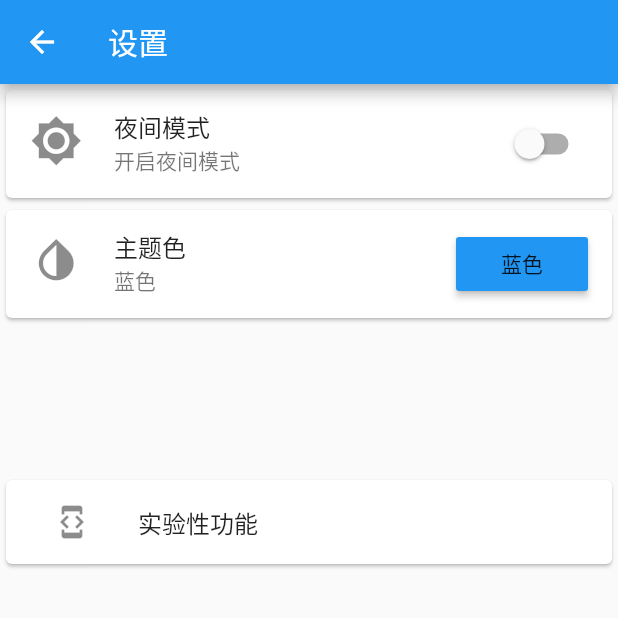
After one commit to laiiihz/firenote, a Flutter app: the SettingsPage screen opened directly, on a phone screen of 412 x 824 dp, the top half of it. The commit adds this screen. Run offline on Flutter 3.47's test engine with Material 2 defaults, Android fonts, the phone set to English and light mode, and no system bars.

Commit message:
add animation on floating button add menu pages

```diff
--- /dev/null
+++ b/lib/menu/Settings.dart
@@ -0,0 +1,74 @@
+import 'package:flutter/material.dart';
+import 'package:scoped_model/scoped_model.dart';
+import 'package:firenote/model/appModel.dart';
+import 'package:firenote/menu/SettingsColor.dart';
+import 'DeveloperMode.dart';
+class SettingsPage extends StatefulWidget {
+  @override
+  State<StatefulWidget> createState() => _SettingsState();
+}
+
+class _SettingsState extends State<SettingsPage> {
+  @override
+  Widget build(BuildContext context) {
+    // TODO: implement build
+    return ScopedModelDescendant<AppModel>(
+      builder: (context, child, model) {
+        return Scaffold(
+          appBar: AppBar(
+            title: Text('设置'),
+          ),
+          body: ListView(
+            children: <Widget>[
+              Card(
+                child: ListTile(
+                  leading: Icon(
+                    model.isDarkModeOn
+                        ? Icons.brightness_3
+                        : Icons.brightness_7,
+                    size: 35,
+                  ),
+                  title: Text('夜间模式'),
+                  subtitle:
+                      model.isDarkModeOn ? Text('关闭夜间模式') : Text('开启夜间模式'),
+                  trailing: Switch(
+                      value: model.isDarkModeOn,
+                      onChanged: (value) {
+                        model.setDarkMode(value);
+                      }),
+                ),
+              ),
+              Card(
+                child: ListTile(
+                  leading: Icon(
+                    Icons.invert_colors,
+                    size: 35,
+                  ),
+                  title: Text('主题色'),
+                  subtitle: model.isDarkModeOn ? Text('不可用') : Text(model.colorName),
+                  trailing: MaterialButton(
+                    onPressed: model.isDarkModeOn ? null : () {
+                      Navigator.push(context, new MaterialPageRoute(builder: (context)=>new SettingsColorPage()));
+                    },
+                    child: Text(model.colorName),
+                    color: model.primaryColor,
+                  ),
+                ),
+              ),
+              SizedBox(height: 100,),
+              Card(child: MaterialButton(
+                child: ListTile(
+                  leading: Icon(Icons.developer_mode),
+                  title: Text('实验性功能'),
+                ),
+                onPressed: () {
+                  Navigator.push(context, new MaterialPageRoute(builder: (context)=>new DeveloperModePage()));
+                },
+              ),),
+            ],
+          ),
+        );
+      },
+    );
+  }
+}
--- /dev/null
+++ b/lib/menu/SettingsColor.dart
@@ -0,0 +1,63 @@
+import 'package:flutter/material.dart';
+import 'package:scoped_model/scoped_model.dart';
+import 'package:firenote/model/appModel.dart';
+
+class SettingsColorPage extends StatefulWidget {
+  @override
+  State<StatefulWidget> createState() => _SettingsColorState();
+}
+
+class _SettingsColorState extends State<SettingsColorPage> {
+  @override
+  Widget build(BuildContext context) {
+    return ScopedModelDescendant<AppModel>(
+      builder: (context, child, model) {
+        return Scaffold(
+          appBar: AppBar(
+            title: Text('主题色'),
+          ),
+          body: ListView(
+            children: <Widget>[
+              buildColor(Colors.blue, '蓝色'),
+              buildColor(Colors.pink, '粉色'),
+              buildColor(Colors.green, '绿色'),
+              buildColor(Colors.red, '红色'),
+              buildColor(Colors.grey, '灰色'),
+              buildColor(Colors.lightBlue, '亮蓝色'),
+              buildColor(Colors.lightGreen, '亮绿色'),
+              buildColor(Colors.blueGrey, '蓝灰色'),
+              buildColor(Colors.amber, '蜂蜜色'),
+              buildColor(Colors.deepPurple, '深紫色'),
+              buildColor(Colors.indigo, '靛青'),
+              buildColor(Colors.orange, '橘色'),
+              buildColor(Colors.deepOrange, '深橘色'),
+              buildColor(Colors.brown, '棕色'),
+              buildColor(Colors.cyan, '蓝绿色'),
+            ],
+          ),
+        );
+      },
+    );
+  }
+
+  Widget buildColor(Color color, String colorName) {
+    return ScopedModelDescendant<AppModel>(
+      builder: (context, child, model) {
+        return Card(
+          child: ListTile(
+            title: Text(
+              colorName,
+              style: TextStyle(color: color,fontSize: 20),
+            ),
+            trailing: RaisedButton(
+              onPressed: () {
+                model.setPrimaryColor(color,colorName);
+              },
+              color: color,
+            ),
+          ),
+        );
+      },
+    );
+  }
+}
--- /dev/null
+++ b/lib/model/appModel.dart
@@ -0,0 +1,50 @@
+import 'package:scoped_model/scoped_model.dart';
+import 'package:flutter/material.dart';
+
+class AppModel extends Model {
+
+  ThemeData _appTheme = ThemeData.light();
+  get appTheme => _appTheme;
+
+  bool _isDarkModeOn = false;
+  get isDarkModeOn => _isDarkModeOn;
+
+  setDarkMode(bool value) {
+    _isDarkModeOn = value;
+    if (_isDarkModeOn) {
+      _appTheme = ThemeData.dark().copyWith(
+        platform: _iphoneStyleOn?TargetPlatform.iOS:TargetPlatform.android,
+      );
+    } else {
+      _appTheme = ThemeData.light().copyWith(
+        platform: _iphoneStyleOn?TargetPlatform.iOS:TargetPlatform.android,
+      );
+    }
+
+    notifyListeners();
+  }
+
+  Color _primaryColor = Colors.blue;
+  get primaryColor => _primaryColor;
+  String _colorName='蓝色';
+  get colorName=>_colorName;
+  setPrimaryColor(Color color,String colorName){
+    _appTheme=_appTheme.copyWith(
+      primaryColor: color,
+    );
+    _primaryColor=color;
+    _colorName=colorName;
+    notifyListeners();
+  }
+
+
+  bool _iphoneStyleOn=false;
+  get iphoneStyleOn=>_iphoneStyleOn;
+  setIPhoneStyleOn(bool value){
+    _appTheme=_appTheme.copyWith(
+      platform: value?TargetPlatform.iOS:TargetPlatform.android,
+    );
+    _iphoneStyleOn=value;
+    notifyListeners();
+  }
+}
--- a/pubspec.yaml
+++ b/pubspec.yaml
@@ -23,6 +23,7 @@ dependencies:
   # The following adds the Cupertino Icons font to your application.
   # Use with the CupertinoIcons class for iOS style icons.
   cupertino_icons: ^0.1.2
+  scoped_model: ^1.0.1
 
 dev_dependencies:
   flutter_test:
@@ -40,11 +41,13 @@ flutter:
   # the material Icons class.
   uses-material-design: true
 
+
   # To add assets to your application, add an assets section, like this:
   # assets:
   #  - images/a_dot_burr.jpeg
   #  - images/a_dot_ham.jpeg
-
+  assets:
+    - assets/1.png
   # An image asset can refer to one or more resolution-specific "variants", see
   # https://flutter.dev/assets-and-images/#resolution-aware.
 
```
Also changed, not shown: lib/home.dart (+96 -10 lines), lib/menu/About.dart (added, +35 -0 lines), lib/menu/DeveloperMode.dart (added, +45 -0 lines), lib/noteApp.dart (+15 -5 lines), assets/1.png (added), lib/menu/about.dart (deleted), lib/menu/settings.dart (deleted), pubspec.lock.
